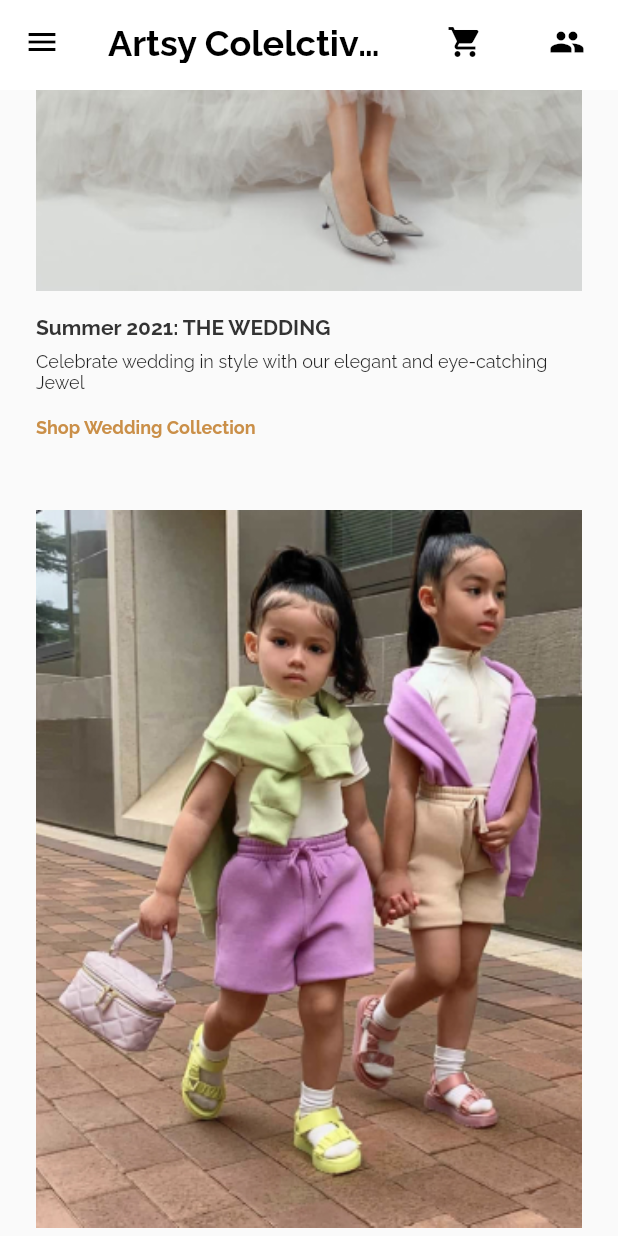
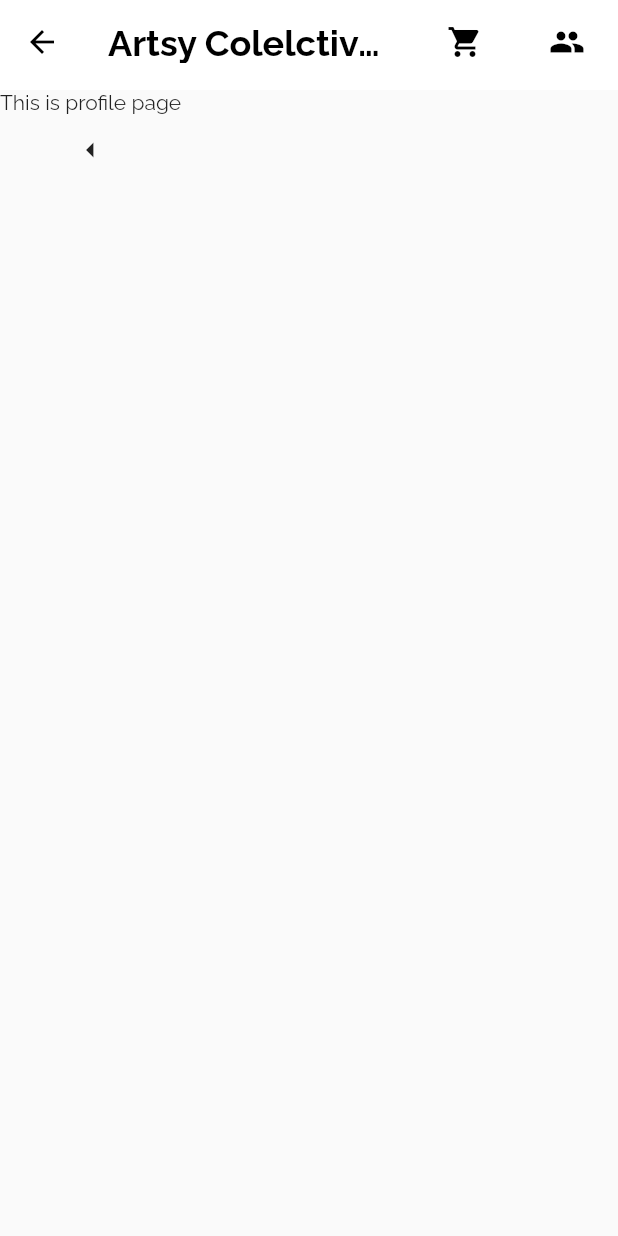
Before and after one commit to code7070/learn-flutter-web-1, a Flutter app: the screen it shows after launch, scrolled down 1728 dp, after a tap on the "people" icon, on a phone screen of 412 x 824 dp. Run offline on Flutter 3.47's test engine with Material 2 defaults, Android fonts, the phone set to English and light mode, and no system bars; missing offline and left inert: div.

Commit message:
adding router handler

```diff
--- a/lib/app.dart
+++ b/lib/app.dart
@@ -1,5 +1,6 @@
 import 'package:flutter/material.dart';
 import 'package:flutter_web/screens/home/index.dart';
+import 'package:flutter_web/screens/profile/index.dart';
 
 class WebApp extends StatelessWidget {
   const WebApp({super.key});
@@ -14,7 +15,7 @@ class WebApp extends StatelessWidget {
         initialRoute: '/',
         routes: {
           '/': (context) => const MyHomePage(),
-          // '/second': (context) => const SecondPage(),
+          '/profile': (context) => const ProfileScreen(),
         });
   }
 }
--- a/lib/components/header/actions.dart
+++ b/lib/components/header/actions.dart
@@ -1,4 +1,5 @@
 import 'package:flutter/material.dart';
+import 'package:flutter_web/helpers/router.dart';
 
 class ActionsGroup extends StatelessWidget {
   const ActionsGroup({
@@ -7,6 +8,10 @@ class ActionsGroup extends StatelessWidget {
 
   @override
   Widget build(BuildContext context) {
+    void pushToProfile() {
+      RouterUtils.pushTo('/profile', context);
+    }
+
     return Row(
       children: [
         Container(
@@ -17,7 +22,7 @@ class ActionsGroup extends StatelessWidget {
         Container(
             margin: const EdgeInsets.only(left: 10, right: 10),
             child: IconButton(
-              onPressed: () {},
+              onPressed: pushToProfile,
               icon: const Icon(Icons.people),
             ))
       ],
--- a/lib/components/header/desktop.dart
+++ b/lib/components/header/desktop.dart
@@ -1,4 +1,3 @@
-import 'package:div/div.dart';
 import 'package:flutter/material.dart';
 import 'package:flutter_web/components/header/actions.dart';
 import 'package:flutter_web/components/header/logo.dart';
@@ -22,7 +21,7 @@ class HeaderDesktop extends StatelessWidget implements PreferredSizeWidget {
             margin: const EdgeInsets.only(left: 20),
             child: Row(
               mainAxisAlignment: MainAxisAlignment.spaceEvenly,
-              children: [
+              children: const [
                 Text('Collections'),
                 Text('Coco Crush'),
                 Text('High Jewelry'),
@@ -38,6 +37,7 @@ class HeaderDesktop extends StatelessWidget implements PreferredSizeWidget {
       elevation: 0.0,
       backgroundColor: Colors.white,
       foregroundColor: Colors.black,
+      automaticallyImplyLeading: false,
     );
   }
 }
--- /dev/null
+++ b/lib/helpers/router.dart
@@ -0,0 +1,8 @@
+import 'package:flutter/material.dart';
+
+class RouterUtils {
+  static void pushTo(String target, BuildContext context) {
+    var location = ModalRoute.of(context)?.settings.name;
+    if (location != target) Navigator.of(context).pushNamed(target);
+  }
+}
--- /dev/null
+++ b/lib/screens/profile/index.dart
@@ -0,0 +1,23 @@
+import 'package:flutter/material.dart';
+import 'package:flutter_web/components/header/index.dart';
+
+class ProfileScreen extends StatelessWidget {
+  const ProfileScreen({super.key});
+
+  @override
+  Widget build(BuildContext context) {
+    void back() {
+      Navigator.of(context).pop();
+    }
+
+    return Scaffold(
+      appBar: const HeaderBar(),
+      body: Column(
+        children: [
+          const Text('This is profile page'),
+          IconButton(onPressed: back, icon: const Icon(Icons.arrow_left))
+        ],
+      ),
+    );
+  }
+}
--- a/pubspec.yaml
+++ b/pubspec.yaml
@@ -35,6 +35,7 @@ dependencies:
   # Use with the CupertinoIcons class for iOS style icons.
   cupertino_icons: ^1.0.2
   div: ^0.0.2
+  http: ^0.13.6
 
 dev_dependencies:
   flutter_test:
```
Also changed, not shown: pubspec.lock.
